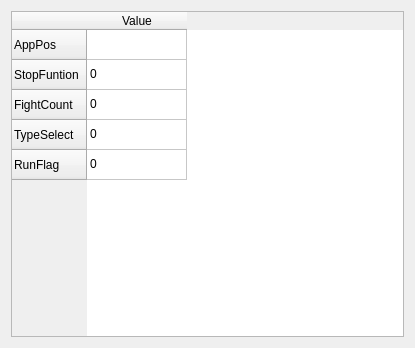
First picture: the form in UI/Homepage/temp.ui, repository Jukon3234/ChatGPT_Make_me_WorkHarder, before the edit.
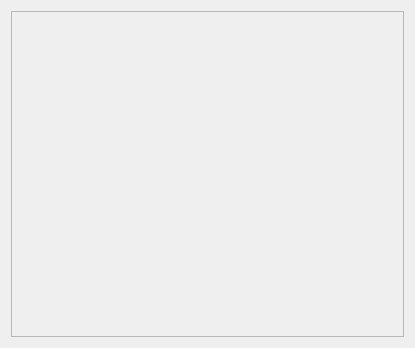
Second picture: the form after the edit.

Patch:
```diff
--- a/UI/Homepage/temp.ui
+++ b/UI/Homepage/temp.ui
@@ -15,62 +15,13 @@
   </property>
   <layout class="QGridLayout" name="gridLayout">
    <item row="0" column="0">
-    <widget class="QTableWidget" name="DataWidget">
-     <row>
-      <property name="text">
-       <string>AppPos</string>
-      </property>
-     </row>
-     <row>
-      <property name="text">
-       <string>StopFuntion</string>
-      </property>
-     </row>
-     <row>
-      <property name="text">
-       <string>FightCount</string>
-      </property>
-     </row>
-     <row>
-      <property name="text">
-       <string>TypeSelect</string>
-      </property>
-     </row>
-     <row>
-      <property name="text">
-       <string>RunFlag</string>
-      </property>
-     </row>
-     <column>
-      <property name="text">
-       <string>Value</string>
-      </property>
-     </column>
-     <item row="0" column="0">
-      <property name="text">
-       <string/>
-      </property>
-     </item>
-     <item row="1" column="0">
-      <property name="text">
-       <string>0</string>
-      </property>
-     </item>
-     <item row="2" column="0">
-      <property name="text">
-       <string>0</string>
-      </property>
-     </item>
-     <item row="3" column="0">
-      <property name="text">
-       <string>0</string>
-      </property>
-     </item>
-     <item row="4" column="0">
-      <property name="text">
-       <string>0</string>
-      </property>
-     </item>
+    <widget class="QFrame" name="frame">
+     <property name="frameShape">
+      <enum>QFrame::StyledPanel</enum>
+     </property>
+     <property name="frameShadow">
+      <enum>QFrame::Raised</enum>
+     </property>
     </widget>
    </item>
   </layout>
```
